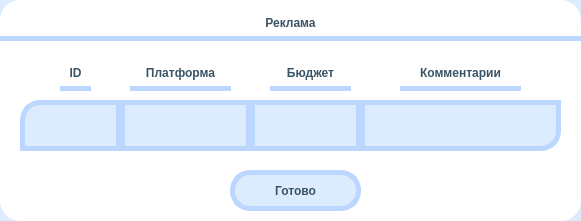
Plnguins/CRM, file CRM/editUI/editAd.ui: the form before one commit.
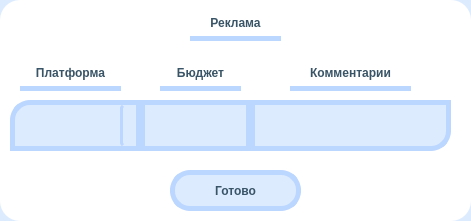
The form after the commit. Icons and pictures are not drawn.

Diff of the .ui file:
```diff
--- a/CRM/editUI/editAd.ui
+++ b/CRM/editUI/editAd.ui
@@ -21,7 +21,7 @@
    <rect>
     <x>0</x>
     <y>0</y>
-    <width>581</width>
+    <width>471</width>
     <height>221</height>
    </rect>
   </property>
@@ -33,7 +33,7 @@
     <rect>
      <x>0</x>
      <y>0</y>
-     <width>581</width>
+     <width>471</width>
      <height>221</height>
     </rect>
    </property>
@@ -45,33 +45,12 @@
     <string/>
    </property>
   </widget>
-  <widget class="QLabel" name="IDEnter">
-   <property name="geometry">
-    <rect>
-     <x>20</x>
-     <y>100</y>
-     <width>101</width>
-     <height>51</height>
-    </rect>
-   </property>
-   <property name="styleSheet">
-    <string notr="true">	font: 12pt &quot;Comfortaa&quot;;
-	font: bold;
-	color:  rgb(56, 84, 102);	
-	background-color: rgb(221, 235, 255);
-	border: 5px solid #BBD6FF ;
-	border-top-left-radius: 20px;</string>
-   </property>
-   <property name="text">
-    <string/>
-   </property>
-  </widget>
   <widget class="QLabel" name="tableName">
    <property name="geometry">
     <rect>
-     <x>0</x>
+     <x>190</x>
      <y>10</y>
-     <width>581</width>
+     <width>91</width>
      <height>31</height>
     </rect>
    </property>
@@ -94,7 +73,7 @@
   <widget class="QLabel" name="Comments">
    <property name="geometry">
     <rect>
-     <x>400</x>
+     <x>290</x>
      <y>60</y>
      <width>121</width>
      <height>31</height>
@@ -119,7 +98,7 @@
   <widget class="QLineEdit" name="BudgetEnter">
    <property name="geometry">
     <rect>
-     <x>250</x>
+     <x>140</x>
      <y>100</y>
      <width>111</width>
      <height>51</height>
@@ -130,13 +109,17 @@
 	font: bold;
 	color:  rgb(56, 84, 102);	
 	background-color: rgb(221, 235, 255);
-	border: 5px solid #BBD6FF ;</string>
+	border: 5px solid #BBD6FF ;
+	border-radius:0px;</string>
+   </property>
+   <property name="alignment">
+    <set>Qt::AlignCenter</set>
    </property>
   </widget>
   <widget class="QLineEdit" name="CommentsEnter">
    <property name="geometry">
     <rect>
-     <x>360</x>
+     <x>250</x>
      <y>100</y>
      <width>201</width>
      <height>51</height>
@@ -148,13 +131,19 @@
 	color:  rgb(56, 84, 102);	
 	background-color: rgb(221, 235, 255);
 	border: 5px solid #BBD6FF ;
+	border-top-left-radius: 0px;
+	border-top-right-radius:0px;
+	border-bottom-left-radius:0px;
 	border-bottom-right-radius:20px;</string>
    </property>
+   <property name="alignment">
+    <set>Qt::AlignCenter</set>
+   </property>
   </widget>
   <widget class="QLabel" name="Budget">
    <property name="geometry">
     <rect>
-     <x>270</x>
+     <x>160</x>
      <y>60</y>
      <width>81</width>
      <height>31</height>
@@ -195,7 +184,7 @@
   <widget class="QLabel" name="Platform">
    <property name="geometry">
     <rect>
-     <x>130</x>
+     <x>20</x>
      <y>60</y>
      <width>101</width>
      <height>31</height>
@@ -217,35 +206,10 @@
     <set>Qt::AlignCenter</set>
    </property>
   </widget>
-  <widget class="QLabel" name="ID">
-   <property name="geometry">
-    <rect>
-     <x>60</x>
-     <y>60</y>
-     <width>31</width>
-     <height>31</height>
-    </rect>
-   </property>
-   <property name="styleSheet">
-    <string notr="true">	font: 12pt &quot;Comfortaa&quot;;
-	font: bold;
-	color:  rgb(56, 84, 102);
-	border: 5px solid #BBD6FF ;
-	border-top: transparent;
-	border-left: transparent;
-	border-right: transparent;</string>
-   </property>
-   <property name="text">
-    <string>ID</string>
-   </property>
-   <property name="alignment">
-    <set>Qt::AlignCenter</set>
-   </property>
-  </widget>
   <widget class="QPushButton" name="Apply">
    <property name="geometry">
     <rect>
-     <x>230</x>
+     <x>170</x>
      <y>170</y>
      <width>131</width>
      <height>41</height>
@@ -293,35 +257,70 @@
     <string>Готово</string>
    </property>
   </widget>
-  <widget class="QLineEdit" name="PlatfromEnter">
+  <widget class="QComboBox" name="PlatfromChange">
    <property name="geometry">
     <rect>
-     <x>120</x>
+     <x>10</x>
      <y>100</y>
      <width>131</width>
      <height>51</height>
     </rect>
    </property>
    <property name="styleSheet">
-    <string notr="true">	font: 12pt &quot;Comfortaa&quot;;
+    <string notr="true">QComboBox{
+font: 12pt &quot;Comfortaa&quot;;
 	font: bold;
 	color:  rgb(56, 84, 102);	
 	background-color: rgb(221, 235, 255);
-	border: 5px solid #BBD6FF ;</string>
+	border: 5px solid #BBD6FF ;
+	border-top-left-radius: 20px;
+	border-top-right-radius:0px;
+	border-bottom-left-radius:0px;
+	border-bottom-right-radius:0px;
+}
+
+QComboBox::drop-down {
+
+    border-left: 3px solid #BBD6FF ;
+    border-top-left-radius: 3px; /* same radius as the QComboBox */
+    border-bottom-left-radius: 3px;
+}
+
+QComboBox::down-arrow:!on {
+    image: url(&quot;C:/Users/SeMsei/Documents/downArrow.png&quot;);
+}
+
+QComboBox::down-arrow:on { 
+    image: url(&quot;C:/Users/SeMsei/Documents/upArrow.png&quot;);
+}
+
+
+
+QComboBox QAbstractItemView {
+    border: 5px solid #BBD6FF ;
+	background-color: rgb(221, 235, 255);
+	border-bottom-left-radius:15px;
+	border-bottom-right-radius:15px;
+}
+
+
+
+
+
+
+</string>
    </property>
   </widget>
   <zorder>Background</zorder>
   <zorder>BackgroundRounded</zorder>
   <zorder>tableName</zorder>
   <zorder>Apply</zorder>
-  <zorder>ID</zorder>
   <zorder>Platform</zorder>
-  <zorder>IDEnter</zorder>
   <zorder>Budget</zorder>
   <zorder>Comments</zorder>
-  <zorder>PlatfromEnter</zorder>
   <zorder>BudgetEnter</zorder>
   <zorder>CommentsEnter</zorder>
+  <zorder>PlatfromChange</zorder>
  </widget>
  <resources/>
  <connections/>
```
Left out of the diff: 15 changed lines with no effect on the pictures.
